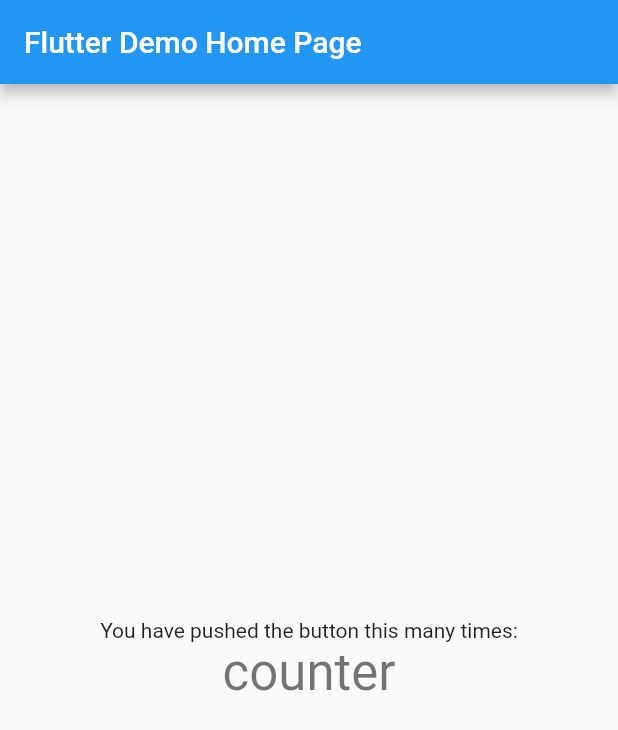
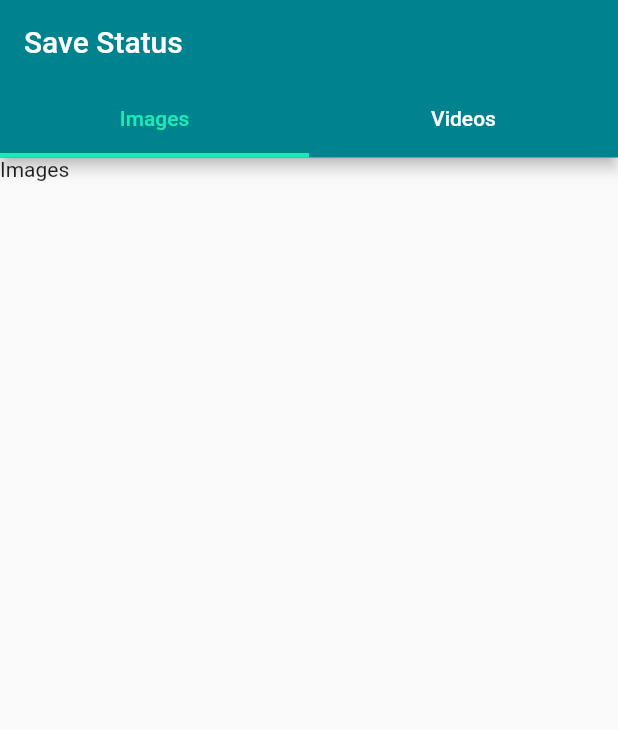
Before and after one commit to wadchathuranga/whatsapp_status_managerr-Flutter, a Flutter app: the screen it shows after launch, on a phone screen of 412 x 824 dp. Shown: the top 730 px of the screen. Run offline on Flutter 3.47's test engine with Material 2 defaults, Android fonts, the phone set to English and light mode, and no system bars.

Commit message:
home screen added

```diff
--- a/lib/main.dart
+++ b/lib/main.dart
@@ -1,4 +1,5 @@
 import 'package:flutter/material.dart';
+import 'package:whatsapp_status_manager/screens/home_screen.dart';
 
 void main() {
   runApp(const MyApp());
@@ -11,45 +12,12 @@ class MyApp extends StatelessWidget {
   @override
   Widget build(BuildContext context) {
     return MaterialApp(
+      debugShowCheckedModeBanner: false,
       title: 'Flutter Demo',
       theme: ThemeData(
         primarySwatch: Colors.blue,
       ),
-      home: const MyHomePage(title: 'Flutter Demo Home Page'),
+      home: const HomeScreen(),
     );
   }
 }
-
-class MyHomePage extends StatefulWidget {
-  const MyHomePage({super.key, required this.title});
-  final String title;
-
-  @override
-  State<MyHomePage> createState() => _MyHomePageState();
-}
-
-class _MyHomePageState extends State<MyHomePage> {
-  @override
-  Widget build(BuildContext context) {
-
-    return Scaffold(
-      appBar: AppBar(
-        title: Text(widget.title),
-      ),
-      body: Center(
-        child: Column(
-          mainAxisAlignment: MainAxisAlignment.center,
-          children: <Widget>[
-            const Text(
-              'You have pushed the button this many times:',
-            ),
-            Text(
-              'counter',
-              style: Theme.of(context).textTheme.headlineMedium,
-            ),
-          ],
-        ),
-      ),
-    );
-  }
-}
--- /dev/null
+++ b/lib/screens/home_screen.dart
@@ -0,0 +1,42 @@
+import 'package:flutter/material.dart';
+
+import '../utils/app_colors.dart';
+
+class HomeScreen extends StatefulWidget {
+  const HomeScreen({Key? key}) : super(key: key);
+
+  @override
+  State<HomeScreen> createState() => _HomeScreenState();
+}
+
+class _HomeScreenState extends State<HomeScreen> {
+  @override
+  Widget build(BuildContext context) {
+    return DefaultTabController(
+      length: 2,
+      child: Scaffold(
+        appBar: AppBar(
+          backgroundColor: AppColors.primary,
+          title: const Text('Save Status'),
+          bottom: const TabBar(
+            labelColor: AppColors.secondary,
+            indicatorColor: AppColors.secondary,
+            unselectedLabelColor: AppColors.whiteColor,
+            indicatorWeight: 3,
+            labelPadding: EdgeInsets.all(15),
+            tabs: [
+              Text('Images'),
+              Text('Videos'),
+            ],
+          ),
+        ),
+        body: const TabBarView(
+          children: [
+            Text('Images'),
+            Text('Videos'),
+          ],
+        ),
+      ),
+    );
+  }
+}
--- /dev/null
+++ b/lib/utils/app_colors.dart
@@ -0,0 +1,13 @@
+import 'package:flutter/material.dart';
+
+class AppColors {
+  static const Color primary = Color(0xFF00838F);
+  static const Color secondary = Color(0xFF1DE9B6);
+  static const Color whiteColor = Colors.white;
+}
+
+
+// class Style{
+//   static TextStyle headline1 = const TextStyle(fontSize: 17, fontWeight: FontWeight.w400, color: Colors.white);
+//   static TextStyle headline2 = const TextStyle(fontSize: 20, fontWeight: FontWeight.w400, color: Colors.white);
+// }
--- /dev/null
+++ b/lib/utils/app_images.dart
@@ -0,0 +1,6 @@
+class AppImages {
+  static const String logo = "assets/app_logo.png";
+  // static const String backgroundImg = "assets/blue_background.jpg";
+  // static const String background1 = "assets/bckgrnd.jpg";
+  // static const String background2 = "assets/bckgrnd1.jpg";
+}
```
Also changed, not shown: pubspec.yaml (+11 -2 lines), assets/app_logo.png (added), pubspec.lock.
